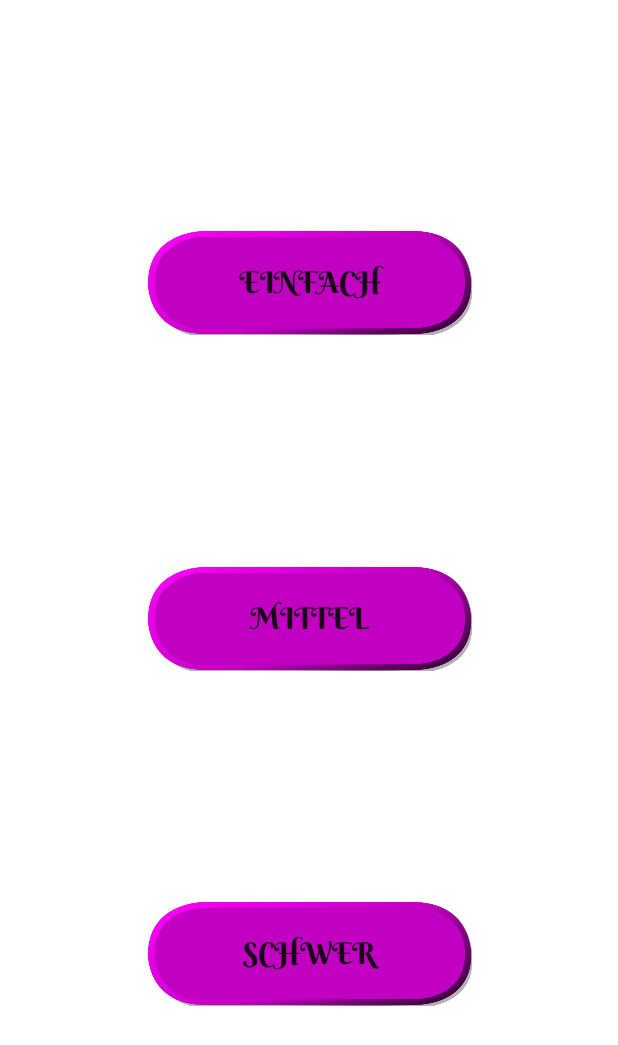
After one commit to jc-oma/And_Tic_Tac_Toe_Free, an Android app: the layout fragment_game_difficulty_choser.xml on its own in the app's theme, with its tools: preview values and no code run, on a phone screen of 412 x 824 dp. The commit adds this screen. Shown: the top 1045 px of the screen. Run offline under Robolectric (Android 15) with nearby library versions, the phone set to English and light mode, and no system bars.

Commit message:
game difficulties added at least for tictactoe

```diff
--- a/app/src/main/java/com/jcDevelopment/tictactoeadfree/module/home/HomeFragment.kt
+++ b/app/src/main/java/com/jcDevelopment/tictactoeadfree/module/home/HomeFragment.kt
@@ -128,8 +128,8 @@ class HomeFragment : BaseFragment() {
                     .setDuration(alphaOffsetAppearance).withEndAction {
                         home_game_choser.animate().alpha(1f)
                             .setDuration(alphaOffsetAppearance).withEndAction {
-                                home_start_game_button.animate().alpha(1f)
-                                    .setDuration(alphaOffsetAppearance).start()
+                                home_start_game_button?.animate()?.alpha(1f)
+                                    ?.setDuration(alphaOffsetAppearance)?.start()
                             }.start()
                     }.start()
             }
--- /dev/null
+++ b/app/src/main/res/layout/fragment_game_difficulty_choser.xml
@@ -0,0 +1,61 @@
+<?xml version="1.0" encoding="utf-8"?>
+<androidx.constraintlayout.widget.ConstraintLayout xmlns:android="http://schemas.android.com/apk/res/android"
+    xmlns:app="http://schemas.android.com/apk/res-auto"
+    xmlns:tools="http://schemas.android.com/tools"
+    android:layout_width="match_parent"
+    android:layout_height="match_parent"
+    android:background="@color/white"
+    tools:context=".module.gameDificulty.GameDifficultyChooserFragment">
+
+    <Button
+        android:id="@+id/difficulty_fragment_easy_button"
+        android:layout_width="0dp"
+        android:layout_height="70dp"
+        android:background="@drawable/button_spooky_button_purple_set"
+        android:elevation="8dp"
+        android:fontFamily="@font/berk_shire"
+        android:scaleType="fitXY"
+        android:text="@string/game_difficulty_easy"
+        android:textSize="20sp"
+        app:layout_constraintBottom_toTopOf="@+id/difficulty_fragment_medium_button"
+        app:layout_constraintDimensionRatio="31:10"
+        app:layout_constraintEnd_toEndOf="parent"
+        app:layout_constraintHorizontal_bias="0.5"
+        app:layout_constraintStart_toStartOf="parent"
+        app:layout_constraintTop_toTopOf="parent" />
+
+    <Button
+        android:id="@+id/difficulty_fragment_medium_button"
+        android:layout_width="0dp"
+        android:layout_height="70dp"
+        android:background="@drawable/button_spooky_button_purple_set"
+        android:elevation="8dp"
+        android:fontFamily="@font/berk_shire"
+        android:scaleType="fitXY"
+        android:text="@string/game_difficulty_medium"
+        android:textSize="20sp"
+        app:layout_constraintBottom_toTopOf="@+id/difficulty_fragment_hard_button"
+        app:layout_constraintDimensionRatio="31:10"
+        app:layout_constraintEnd_toEndOf="parent"
+        app:layout_constraintHorizontal_bias="0.5"
+        app:layout_constraintStart_toStartOf="parent"
+        app:layout_constraintTop_toBottomOf="@+id/difficulty_fragment_easy_button" />
+
+    <Button
+        android:id="@+id/difficulty_fragment_hard_button"
+        android:layout_width="0dp"
+        android:layout_height="70dp"
+        android:background="@drawable/button_spooky_button_purple_set"
+        android:elevation="8dp"
+        android:fontFamily="@font/berk_shire"
+        android:scaleType="fitXY"
+        android:text="@string/game_difficulty_hard"
+        android:textSize="20sp"
+        app:layout_constraintBottom_toBottomOf="parent"
+        app:layout_constraintDimensionRatio="31:10"
+        app:layout_constraintEnd_toEndOf="parent"
+        app:layout_constraintHorizontal_bias="0.5"
+        app:layout_constraintStart_toStartOf="parent"
+        app:layout_constraintTop_toBottomOf="@+id/difficulty_fragment_medium_button" />
+
+</androidx.constraintlayout.widget.ConstraintLayout>
--- a/app/src/main/res/values/strings.xml
+++ b/app/src/main/res/values/strings.xml
@@ -8,6 +8,10 @@
     <string name="two_player">&lt; Zwei Spieler &gt;</string>
     <string name="start_game">Spiel Starten</string>
     <string name="back">zurück</string>
+
+    <string name="game_difficulty_easy">einfach</string>
+    <string name="game_difficulty_medium">mittel</string>
+    <string name="game_difficulty_hard">schwer</string>
 
     <string name="won">Sieg!</string>
     <string name="draw">Unentschieden!</string>
@@ -40,4 +44,6 @@
     <string name="bluetooth_connect_game">mit Spiel verbinden</string>
     <string name="hot_seat">hot seat</string>
     <string name="play_store_link">https://play.google.com/store/apps/details?id=com.jcDevelopment.tictactoeadfree</string>
+    <!-- TODO: Remove or change this placeholder text -->
+    <string name="hello_blank_fragment">Hello blank fragment</string>
 </resources>
```
Also changed, not shown: app/src/main/java/com/jcDevelopment/tictactoeadfree/module/data/gameSettings/GameSettings.kt (+8 -1 lines), app/src/main/java/com/jcDevelopment/tictactoeadfree/module/gameDificulty/GameDifficultyChooserFragment.kt (added, +81 -0 lines), app/src/main/java/com/jcDevelopment/tictactoeadfree/module/gameEngine/tictactoe/TicTacToeAI.kt (+0 -7 lines), app/src/main/java/com/jcDevelopment/tictactoeadfree/module/gameEngine/tictactoe/TicTacToeEngine.kt (+19 -2 lines), app/src/main/java/com/jcDevelopment/tictactoeadfree/module/home/HomeActivity.kt (+36 -6 lines), 1 other file.
